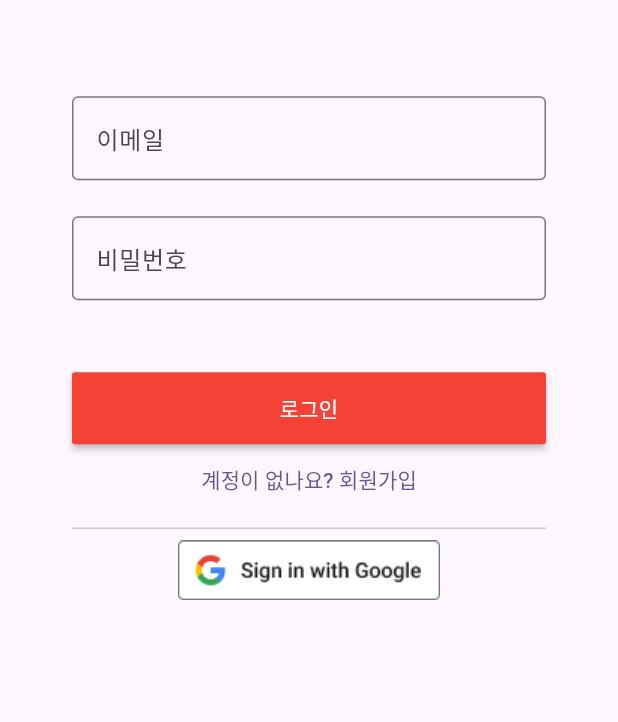
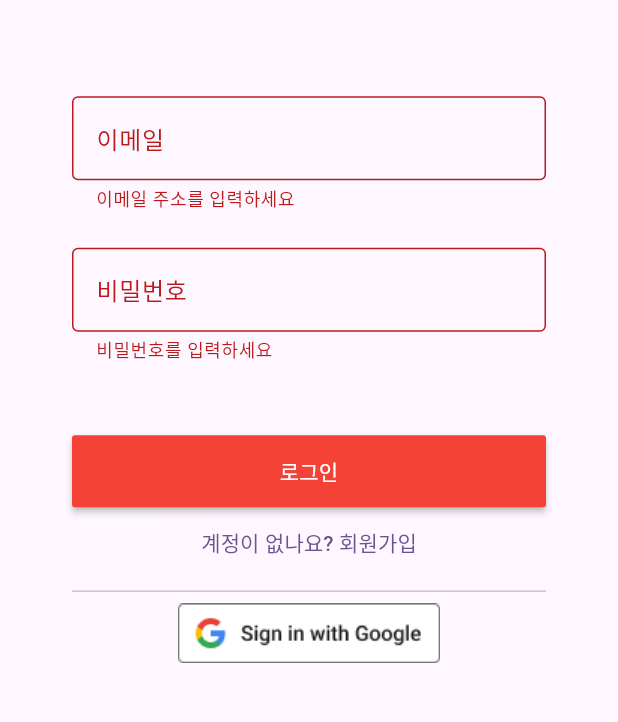
Before and after one commit to seongukHEO/FlutterMoveScreen, a Flutter app: the screen it shows after launch, after a tap on "로그인", on a phone screen of 412 x 824 dp, the part 323-1045 px from its top. Run offline on Flutter 3.47's test engine with Material 3 defaults, Android fonts, the phone set to English and light mode, and no system bars; our stand-ins replace cloud_firestore, dots_indicator, firebase_auth, firebase_core, firebase_storage, freezed_annotation and 1 more; accounts and stored records are empty.

Commit message:
feat : FirebaseAuth를 활용한 로그인 구현

```diff
--- a/lib/login/login_screen.dart
+++ b/lib/login/login_screen.dart
@@ -12,34 +12,29 @@ class LoginScreen extends StatefulWidget {
 }
 
 class _LoginScreenState extends State<LoginScreen> {
-
   final _formKey = GlobalKey<FormState>();
 
-  //사용자에게 입력 받을 값
+  // 사용자에게 입력 받을 값
   TextEditingController emailTextController = TextEditingController();
   TextEditingController pwTextController = TextEditingController();
 
-  //사용자가 입력한 값이 Auth에 있는지 확인하는 로직
+  // 사용자가 입력한 값이 Auth에 있는지 확인하는 로직
   Future<UserCredential?> signIn(String email, String password) async {
     try {
-      final credential = await FirebaseAuth.instance.signInWithEmailAndPassword(email: email, password: password);
+      final credential = await FirebaseAuth.instance.signInWithEmailAndPassword(
+          email: email, password: password);
       return credential;
-
-    }on FirebaseAuthException catch(e){
+    } on FirebaseAuthException catch (e) {
       if (e.code == "user-not-found") {
         print(e.toString());
-      }else if (e.code == "wrong-password") {
+      } else if (e.code == "wrong-password") {
         print(e.toString());
       }
-
-    } catch(e){
+    } catch (e) {
       print(e.toString());
-
-
     }
+    return null; // 에러 발생 시 null 반환
   }
-
-
 
   @override
   Widget build(BuildContext context) {
@@ -53,12 +48,17 @@ class _LoginScreenState extends State<LoginScreen> {
               mainAxisAlignment: MainAxisAlignment.center,
               children: [
                 Image.asset("assets/bm_logo.png"),
-                Text("패캠 마트", style: TextStyle(
-                  fontWeight: FontWeight.bold, fontSize: 42,
-                ),),
-                SizedBox(height: 64,),
-                Form(child: Column(
+                Text(
+                  "패캠 마트",
+                  style: TextStyle(
+                    fontWeight: FontWeight.bold,
+                    fontSize: 42,
+                  ),
+                ),
+                SizedBox(height: 64),
+                Form(
                   key: _formKey,
+                  child: Column(
                     children: [
                       TextFormField(
                         controller: emailTextController,
@@ -66,15 +66,15 @@ class _LoginScreenState extends State<LoginScreen> {
                           border: OutlineInputBorder(),
                           labelText: "이메일",
                         ),
-                      //그니까 사용자가 만약에 값을 압력하지 않는다면?
-                      validator: (value){
+                        // 사용자가 만약 값을 입력하지 않는다면?
+                        validator: (value) {
                           if (value == null || value.isEmpty) {
                             return "이메일 주소를 입력하세요";
                           }
                           return null;
                         },
                       ),
-                    SizedBox(height: 24,),
+                      SizedBox(height: 24),
                       TextFormField(
                         controller: pwTextController,
                         decoration: InputDecoration(
@@ -83,7 +83,7 @@ class _LoginScreenState extends State<LoginScreen> {
                         ),
                         obscureText: true,
                         keyboardType: TextInputType.visiblePassword,
-                      validator: (value){
+                        validator: (value) {
                           if (value == null || value.isEmpty) {
                             return "비밀번호를 입력하세요";
                           }
@@ -91,20 +91,48 @@ class _LoginScreenState extends State<LoginScreen> {
                         },
                       ),
                     ],
-                )),
+                  ),
+                ),
                 Padding(
                   padding: const EdgeInsets.only(top: 48),
                   child: MaterialButton(
-                      onPressed: (){},
+                    onPressed: () async {
+                      if (_formKey.currentState != null &&
+                          _formKey.currentState!.validate()) {
+                        _formKey.currentState!.save();
+
+                        final result = await signIn(
+                          emailTextController.text.trim(),
+                          pwTextController.text.trim(),
+                        );
+                        if (result != null) {
+                          if (context.mounted) {
+                            ScaffoldMessenger.of(context).showSnackBar(
+                              SnackBar(content: Text("로그인 성공")),
+                            );
+                            context.go("/");
+                          }
+                        } else {
+                          if (context.mounted) {
+                            ScaffoldMessenger.of(context).showSnackBar(
+                              SnackBar(content: Text("로그인 실패")),
+                            );
+                          }
+                        }
+                      }
+                    },
                     height: 48,
                     minWidth: double.infinity,
                     color: Colors.red,
-                    child: Text("로그인", style: TextStyle(color: Colors.white),),
+                    child: Text(
+                      "로그인",
+                      style: TextStyle(color: Colors.white),
+                    ),
                   ),
                 ),
                 TextButton(
                   onPressed: () => context.push("/sign_up"),
-                    child: Text("계정이 없나요? 회원가입")
+                  child: Text("계정이 없나요? 회원가입"),
                 ),
                 Divider(),
                 Image.asset("assets/google_login.png"),
```
Lines whose indentation alone changed are shown as unchanged.
